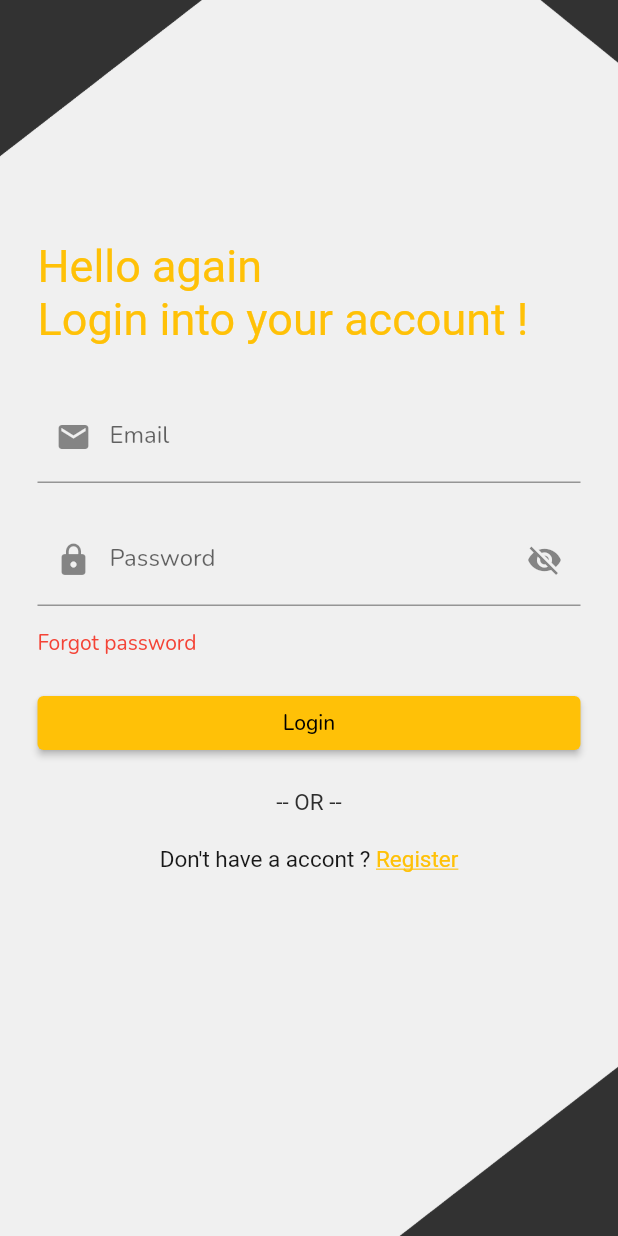
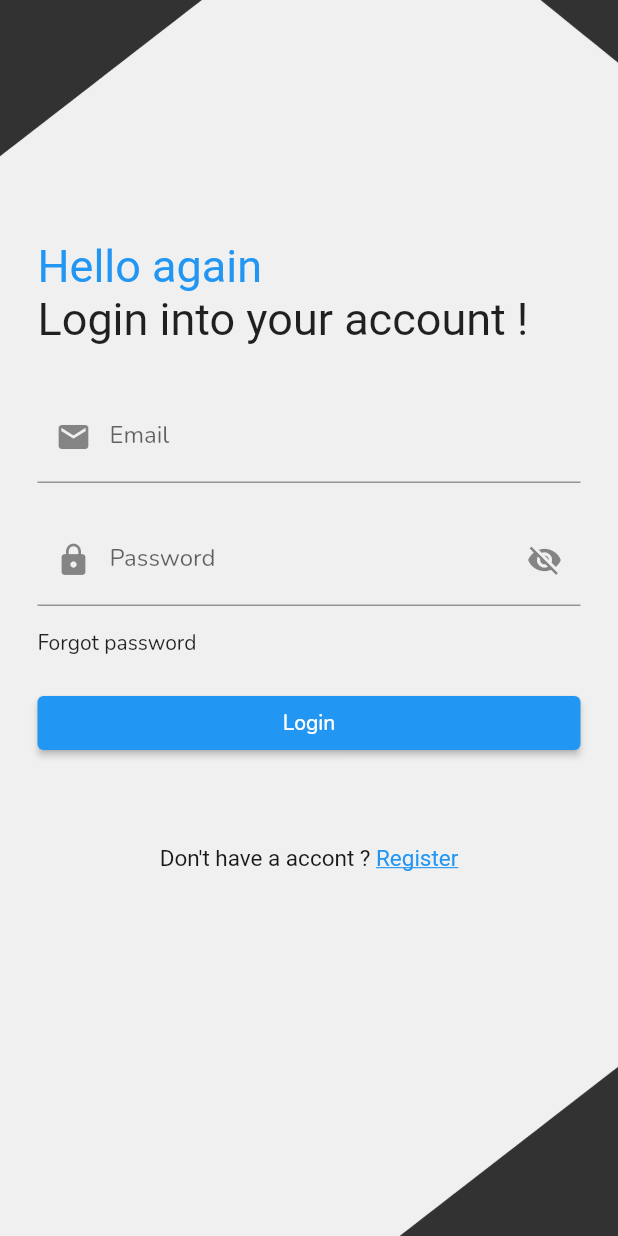
Before and after one commit to luisf4/chat-app-flutter, a Flutter app: the screen it shows after launch, on a phone screen of 412 x 824 dp. Run offline on Flutter 3.47's test engine with Material 2 defaults, Android fonts, the light colour scheme and no system bars; our stand-ins replace cloud_firestore, firebase_auth, firebase_core; accounts and stored records are empty; Roboto replaces fonts that are missing (NunitoBold).

Commit message:
customize the front

```diff
--- a/lib/main.dart
+++ b/lib/main.dart
@@ -25,13 +25,13 @@ class _MyAppState extends State<MyApp> {
     return MaterialApp(
       theme: ThemeData(
         fontFamily: 'Nunito',
-        primarySwatch: Colors.amber,
-        textTheme: TextTheme(
-          displayLarge: TextStyle(color: Colors.red),
-          displayMedium: TextStyle(color: Colors.red),
-          bodyMedium: TextStyle(color: Colors.red),
-          titleMedium: TextStyle(color: Color.fromARGB(255, 0, 0, 0)),
-        ),
+        // primarySwatch: Colors.amber,
+        // textTheme: TextTheme(
+        //   displayLarge: TextStyle(color: Colors.red),
+        //   displayMedium: TextStyle(color: Colors.red),
+        //   bodyMedium: TextStyle(color: Colors.red),
+        //   titleMedium: TextStyle(color: Color.fromARGB(255, 0, 0, 0)),
+        // ),
       ),
       home: StreamBuilder<User?>(
         stream: FirebaseAuth.instance.authStateChanges(),
--- a/lib/pages/auth/loginPage.dart
+++ b/lib/pages/auth/loginPage.dart
@@ -57,7 +57,7 @@ class _LoginPageState extends State<LoginPage> {
                       style: TextStyle(
                         fontFamily: 'NunitoBold',
                         fontSize: 30,
-                        color: Colors.amber,
+                        color: Colors.blue,
                       ),
                     ),
                     Text(
@@ -65,14 +65,14 @@ class _LoginPageState extends State<LoginPage> {
                       style: TextStyle(
                         fontFamily: 'NunitoBold',
                         fontSize: 30,
-                        color: Colors.amber,
+                        // color: Colors.blue,
                       ),
                     ),
                     SizedBox(
                       height: 30,
                     ),
                     TextField(
-                      style: TextStyle(color: Colors.amber),
+                      // style: TextStyle(color: Colors.amber),
                       controller: _emailController,
                       decoration: InputDecoration(
                         hintText: 'example@example.com',
@@ -94,7 +94,7 @@ class _LoginPageState extends State<LoginPage> {
                       height: 20,
                     ),
                     TextField(
-                      style: TextStyle(color: Colors.amber),
+                      // style: TextStyle(color: Colors.amber),
                       controller: _passwordController,
                       decoration: InputDecoration(
                         hintText: 'Password',
@@ -144,7 +144,6 @@ class _LoginPageState extends State<LoginPage> {
                             style: TextStyle(
                                 color: Color.fromARGB(255, 46, 46, 46),
                                 fontSize: 15),
-                            text: "-- OR --",
                           ),
                         ),
                       ),
```
Also changed, not shown: lib/pages/auth/singupPage.dart (+5 -6 lines), lib/pages/chatPage.dart (+37 -8 lines).
